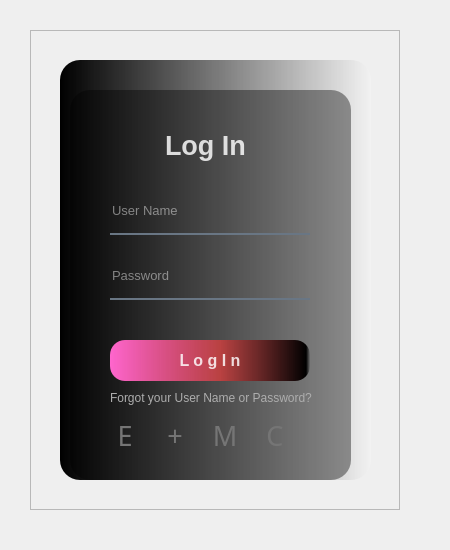
Above: images/diseñofeliciaciones/login.ui from artur2281/Proyecto-Datos-y-algoritmo before the change. Below: the same form after it.
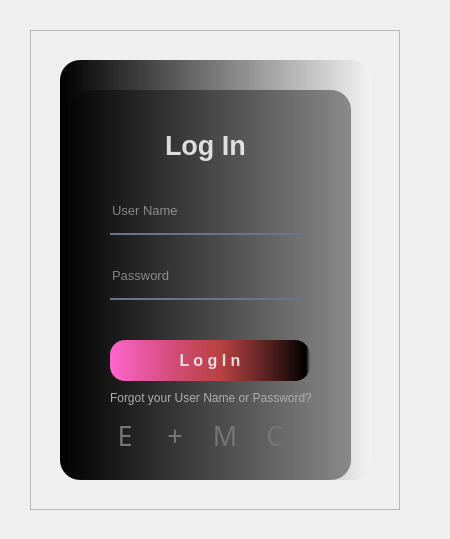
That is the form after the change. Icons and pictures are not drawn.

```diff
--- a/images/diseñofeliciaciones/login.ui
+++ b/images/diseñofeliciaciones/login.ui
@@ -7,7 +7,7 @@
     <x>0</x>
     <y>0</y>
     <width>450</width>
-    <height>550</height>
+    <height>539</height>
    </rect>
   </property>
   <property name="windowTitle">
```
